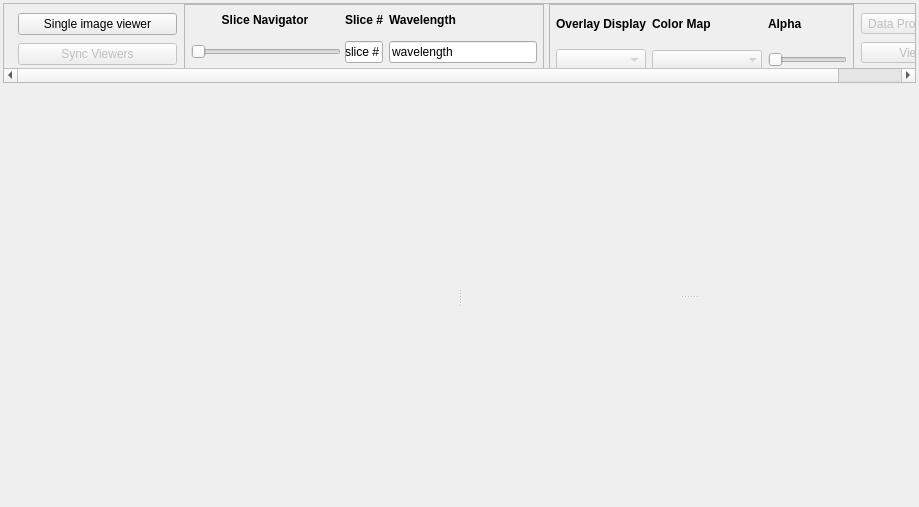
The window that cubeviz/layout.ui (spacetelescope/cubeviz) describes before a commit, drawn with Qt 5.
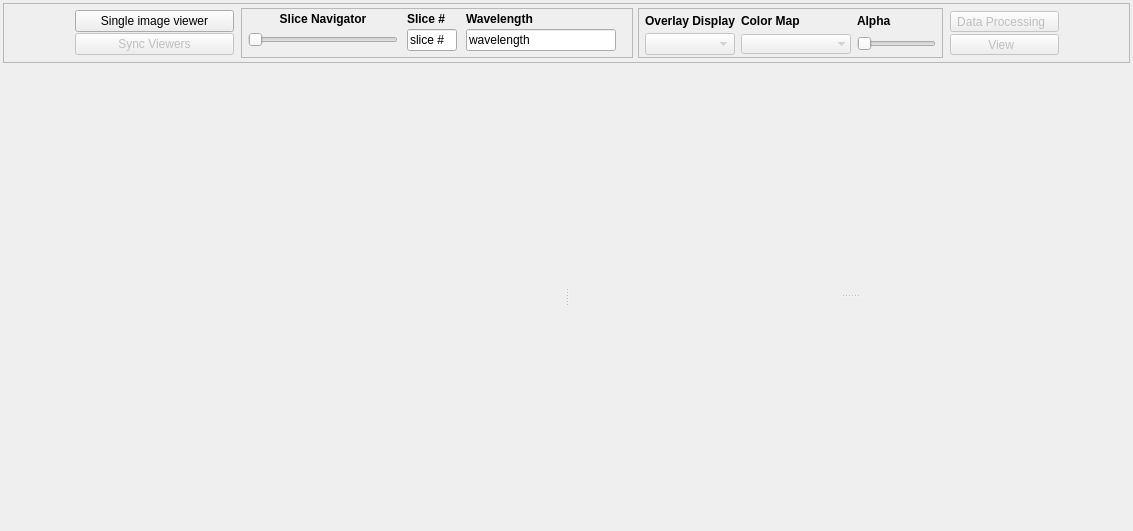
The same window after the commit. Custom widgets are drawn as their Qt base class.

Patch:
```diff
--- a/cubeviz/layout.ui
+++ b/cubeviz/layout.ui
@@ -6,8 +6,8 @@
    <rect>
     <x>0</x>
     <y>0</y>
-    <width>919</width>
-    <height>507</height>
+    <width>1133</width>
+    <height>531</height>
    </rect>
   </property>
   <property name="maximumSize">
@@ -20,6 +20,9 @@
    <string>Overlays</string>
   </property>
   <layout class="QVBoxLayout" name="horizontalLayout">
+   <property name="spacing">
+    <number>0</number>
+   </property>
    <property name="leftMargin">
     <number>3</number>
    </property>
@@ -37,13 +40,13 @@
      <property name="minimumSize">
       <size>
        <width>0</width>
-       <height>80</height>
+       <height>60</height>
       </size>
      </property>
      <property name="maximumSize">
       <size>
        <width>16777215</width>
-       <height>80</height>
+       <height>60</height>
       </size>
      </property>
      <property name="verticalScrollBarPolicy">
@@ -57,8 +60,8 @@
        <rect>
         <x>0</x>
         <y>0</y>
-        <width>980</width>
-        <height>70</height>
+        <width>1125</width>
+        <height>58</height>
        </rect>
       </property>
       <layout class="QHBoxLayout" name="horizontalLayout_2">
@@ -70,13 +73,13 @@
          <property name="minimumSize">
           <size>
            <width>980</width>
-           <height>70</height>
+           <height>50</height>
           </size>
          </property>
          <property name="maximumSize">
           <size>
            <width>16777215</width>
-           <height>70</height>
+           <height>50</height>
           </size>
          </property>
          <layout class="QGridLayout" name="toolbar_layout">
@@ -92,88 +95,18 @@
           <property name="verticalSpacing">
            <number>0</number>
           </property>
-          <item row="2" column="8">
-           <spacer name="horizontalSpacer">
-            <property name="orientation">
-             <enum>Qt::Horizontal</enum>
-            </property>
-            <property name="sizeHint" stdset="0">
-             <size>
-              <width>40</width>
-              <height>20</height>
-             </size>
-            </property>
-           </spacer>
-          </item>
-          <item row="2" column="0">
-           <spacer name="horizontalSpacer_2">
-            <property name="orientation">
-             <enum>Qt::Horizontal</enum>
-            </property>
-            <property name="sizeHint" stdset="0">
-             <size>
-              <width>40</width>
-              <height>20</height>
-             </size>
-            </property>
-           </spacer>
-          </item>
-          <item row="2" column="1">
-           <widget class="QFrame" name="frame_2">
-            <property name="frameShape">
-             <enum>QFrame::NoFrame</enum>
-            </property>
-            <layout class="QVBoxLayout" name="verticalLayout_2">
-             <property name="spacing">
-              <number>1</number>
-             </property>
-             <property name="margin">
-              <number>2</number>
-             </property>
-             <item>
-              <widget class="QPushButton" name="button_toggle_image_mode">
-               <property name="minimumSize">
-                <size>
-                 <width>159</width>
-                 <height>0</height>
-                </size>
-               </property>
-               <property name="text">
-                <string>Single image viewer</string>
-               </property>
-              </widget>
-             </item>
-             <item>
-              <widget class="QPushButton" name="sync_button">
-               <property name="enabled">
-                <bool>false</bool>
-               </property>
-               <property name="text">
-                <string>Sync Viewers</string>
-               </property>
-               <property name="checkable">
-                <bool>false</bool>
-               </property>
-               <property name="checked">
-                <bool>false</bool>
-               </property>
-              </widget>
-             </item>
-            </layout>
-           </widget>
-          </item>
           <item row="2" column="6">
            <widget class="QFrame" name="frame">
             <property name="minimumSize">
              <size>
               <width>305</width>
-              <height>70</height>
+              <height>50</height>
              </size>
             </property>
             <property name="maximumSize">
              <size>
               <width>305</width>
-              <height>70</height>
+              <height>50</height>
              </size>
             </property>
             <property name="frameShape">
@@ -195,9 +128,12 @@
              <property name="bottomMargin">
               <number>2</number>
              </property>
-             <property name="spacing">
+             <property name="horizontalSpacing">
               <number>6</number>
              </property>
+             <property name="verticalSpacing">
+              <number>0</number>
+             </property>
              <item row="0" column="3">
               <widget class="QLabel" name="label_7">
                <property name="font">
@@ -388,13 +324,13 @@
             <property name="minimumSize">
              <size>
               <width>360</width>
-              <height>70</height>
+              <height>50</height>
              </size>
             </property>
             <property name="maximumSize">
              <size>
-              <width>360</width>
-              <height>16777215</height>
+              <width>16777215</width>
+              <height>50</height>
              </size>
             </property>
             <property name="font">
@@ -419,8 +355,11 @@
              <property name="bottomMargin">
               <number>2</number>
              </property>
-             <property name="spacing">
-              <number>6</number>
+             <property name="horizontalSpacing">
+              <number>9</number>
+             </property>
+             <property name="verticalSpacing">
+              <number>0</number>
              </property>
              <item row="0" column="5" alignment="Qt::AlignHCenter">
               <widget class="QLabel" name="wavelength_textbox_label">
@@ -552,6 +491,76 @@
             </layout>
            </widget>
           </item>
+          <item row="2" column="0">
+           <spacer name="horizontalSpacer_2">
+            <property name="orientation">
+             <enum>Qt::Horizontal</enum>
+            </property>
+            <property name="sizeHint" stdset="0">
+             <size>
+              <width>40</width>
+              <height>20</height>
+             </size>
+            </property>
+           </spacer>
+          </item>
+          <item row="2" column="1">
+           <widget class="QFrame" name="frame_2">
+            <property name="frameShape">
+             <enum>QFrame::NoFrame</enum>
+            </property>
+            <layout class="QVBoxLayout" name="verticalLayout_2">
+             <property name="spacing">
+              <number>1</number>
+             </property>
+             <property name="margin">
+              <number>2</number>
+             </property>
+             <item>
+              <widget class="QPushButton" name="button_toggle_image_mode">
+               <property name="minimumSize">
+                <size>
+                 <width>159</width>
+                 <height>0</height>
+                </size>
+               </property>
+               <property name="text">
+                <string>Single image viewer</string>
+               </property>
+              </widget>
+             </item>
+             <item>
+              <widget class="QPushButton" name="sync_button">
+               <property name="enabled">
+                <bool>false</bool>
+               </property>
+               <property name="text">
+                <string>Sync Viewers</string>
+               </property>
+               <property name="checkable">
+                <bool>false</bool>
+               </property>
+               <property name="checked">
+                <bool>false</bool>
+               </property>
+              </widget>
+             </item>
+            </layout>
+           </widget>
+          </item>
+          <item row="2" column="8">
+           <spacer name="horizontalSpacer">
+            <property name="orientation">
+             <enum>Qt::Horizontal</enum>
+            </property>
+            <property name="sizeHint" stdset="0">
+             <size>
+              <width>40</width>
+              <height>20</height>
+             </size>
+            </property>
+           </spacer>
+          </item>
          </layout>
         </widget>
        </item>
```
